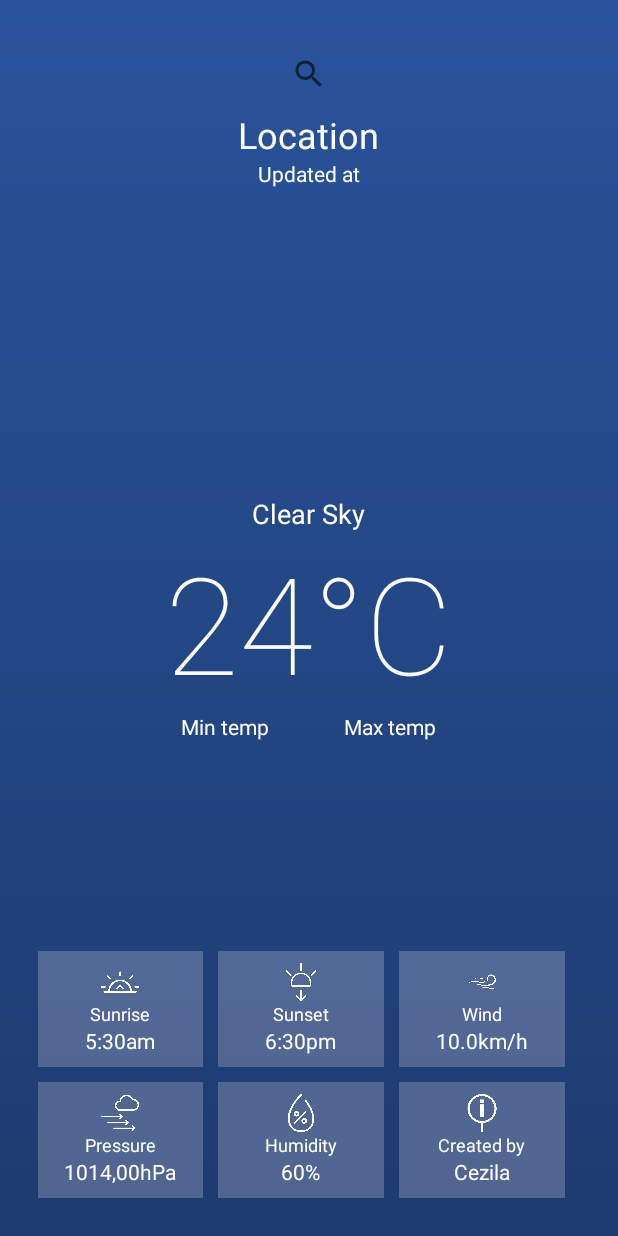
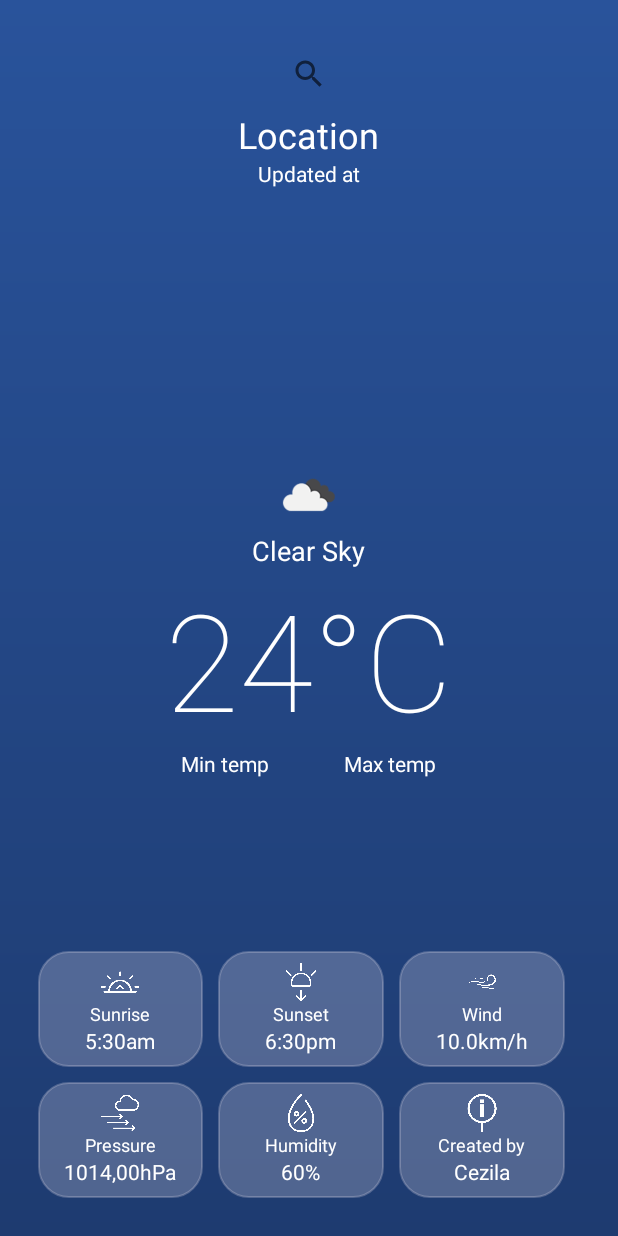
Before and after one commit to VitorCezila/WeatherApp, an Android app: the layout activity_main.xml on its own in the app's theme, with its tools: preview values and no code run, on a phone screen of 412 x 824 dp. Run offline under Robolectric (Android 15) with nearby library versions, the phone set to English and light mode, and no system bars.

Commit message:
Searchbox and Icons
Adding weather status icon, search box. borders for layouts and units of measure for the items.

```diff
--- a/app/src/main/java/com/example/weatherapp/MainActivity.kt
+++ b/app/src/main/java/com/example/weatherapp/MainActivity.kt
@@ -1,13 +1,12 @@
 package com.example.weatherapp
 
+import android.graphics.BitmapFactory
+import android.media.Image
 import android.os.AsyncTask
 import androidx.appcompat.app.AppCompatActivity
 import android.os.Bundle
 import android.view.View
-import android.widget.ProgressBar
-import android.widget.RelativeLayout
-import android.widget.SearchView
-import android.widget.TextView
+import android.widget.*
 import kotlinx.android.synthetic.main.activity_main.*
 import org.json.JSONObject
 import java.lang.Exception
@@ -20,7 +19,7 @@ class MainActivity : AppCompatActivity() {
     val CITY: String = "são paulo,br"
     val API: String = "7c721ab3de8e74a63f11cebed3ec5739"
 
-    override fun onCreate(savedInstanceState: Bundle?) {
+            override fun onCreate(savedInstanceState: Bundle?) {
         super.onCreate(savedInstanceState)
         setContentView(R.layout.activity_main)
 
@@ -63,13 +62,13 @@ class MainActivity : AppCompatActivity() {
                         Date(updatedAt * 1000)
                     )
                 val temp = main.getString("temp") + "°C"
-                val tempMin = "Min Temp: " + main.getString("temp_min") + "°C"
-                val tempMax = "Max Temp: " + main.getString("temp_max") + "°C"
-                val pressure = main.getString("pressure")
-                val humidity = main.getString("humidity")
+                val tempMin = "Min: " + main.getString("temp_min") + "°C"
+                val tempMax = "Max: " + main.getString("temp_max") + "°C"
+                val pressure = main.getString("pressure") + "hPa"
+                val humidity = main.getString("humidity") + "%"
                 val sunrise: Long = sys.getLong("sunrise")
                 val sunset: Long = sys.getLong("sunset")
-                val windSpeed = wind.getString("speed")
+                val windSpeed = wind.getString("speed") + "km/h"
                 val weatherDescription = weather.getString("description")
                 val address = jsonObj.getString("name") + ", " + sys.getString("country")
 
--- /dev/null
+++ b/app/src/main/res/drawable/border_ll.xml
@@ -0,0 +1,14 @@
+<?xml version="1.0" encoding="utf-8"?>
+<shape xmlns:android="http://schemas.android.com/apk/res/android"
+    android:shape="rectangle"
+    android:tint="#3CF1EBF1">
+    <corners android:radius="20dp" />
+    <padding
+        android:bottom="10dp"
+        android:left="10dp"
+        android:right="10dp"
+        android:top="10dp" />
+    <stroke
+        android:width="1dp"
+        android:color="#CCCCCC" />
+</shape>
--- a/app/src/main/res/layout/activity_main.xml
+++ b/app/src/main/res/layout/activity_main.xml
@@ -51,6 +51,15 @@
             android:layout_height="wrap_content"
             android:layout_centerInParent="true"
             android:orientation="vertical">
+
+            <ImageView
+                android:id="@+id/statusImg"
+                android:layout_width="50dp"
+                android:layout_height="50dp"
+                android:layout_gravity="center"
+                android:src="@drawable/broken_clouds">
+
+            </ImageView>
 
             <TextView
                 android:id="@+id/status"
@@ -112,8 +121,8 @@
                     android:layout_width="0dp"
                     android:layout_height="wrap_content"
                     android:layout_weight="1"
-                    android:background="#3CF1EBF1"
                     android:gravity="center"
+                    android:background="@drawable/border_ll"
                     android:orientation="vertical"
                     android:padding="8dp">
                     <ImageView
@@ -148,7 +157,7 @@
                     android:layout_width="0dp"
                     android:layout_height="wrap_content"
                     android:layout_weight="1"
-                    android:background="#3CF1EBF1"
+                    android:background="@drawable/border_ll"
                     android:gravity="center"
                     android:orientation="vertical"
                     android:padding="8dp">
@@ -184,7 +193,7 @@
                     android:layout_width="0dp"
                     android:layout_height="wrap_content"
                     android:layout_weight="1"
-                    android:background="#3CF1EBF1"
+                    android:background="@drawable/border_ll"
                     android:gravity="center"
                     android:orientation="vertical"
                     android:padding="8dp">
@@ -232,7 +241,7 @@
                     android:layout_width="0dp"
                     android:layout_height="wrap_content"
                     android:layout_weight="1"
-                    android:background="#3CF1EBF1"
+                    android:background="@drawable/border_ll"
                     android:gravity="center"
                     android:orientation="vertical"
                     android:padding="8dp">
@@ -269,7 +278,7 @@
                     android:layout_width="0dp"
                     android:layout_height="wrap_content"
                     android:layout_weight="1"
-                    android:background="#3CF1EBF1"
+                    android:background="@drawable/border_ll"
                     android:gravity="center"
                     android:orientation="vertical"
                     android:padding="8dp">
@@ -306,7 +315,7 @@
                     android:layout_width="0dp"
                     android:layout_height="wrap_content"
                     android:layout_weight="1"
-                    android:background="#3CF1EBF1"
+                    android:background="@drawable/border_ll"
                     android:gravity="center"
                     android:orientation="vertical"
                     android:padding="8dp">
```
Also changed, not shown: app/src/main/res/drawable/broken_clouds.png (added), app/src/main/res/drawable/sun_with_rain.png (added).
